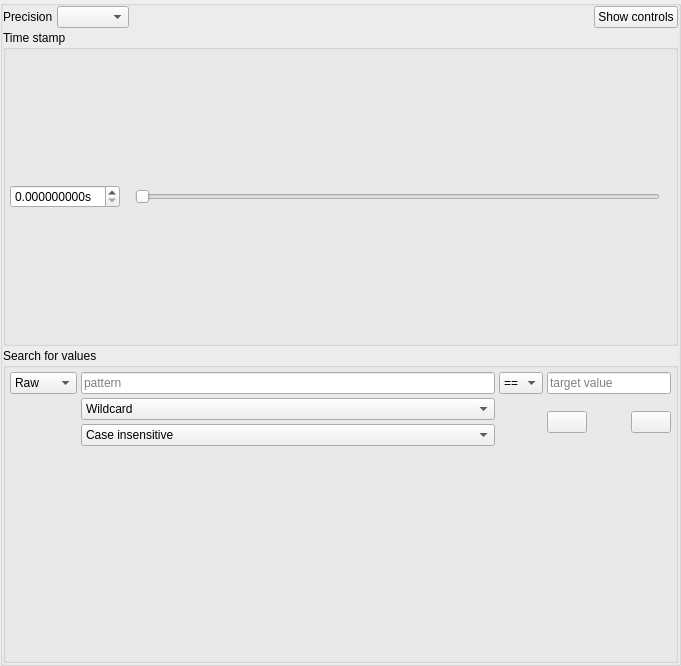
This is src/asammdf/gui/ui/numeric_offline.ui in danielhrisca/asammdf as Qt 5 draws it before an edit. The edited form follows.
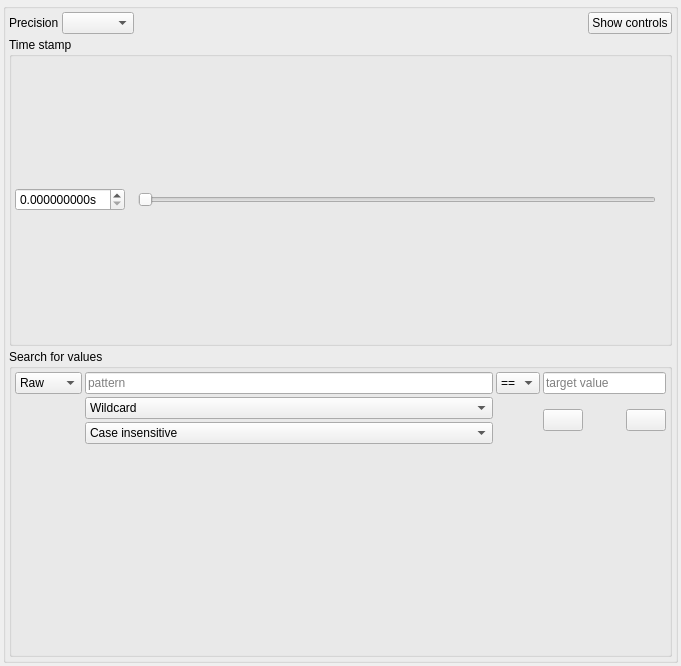
This is the edited form. Icons and pictures are not drawn.

The edit to the form file:
```diff
--- a/src/asammdf/gui/ui/numeric_offline.ui
+++ b/src/asammdf/gui/ui/numeric_offline.ui
@@ -15,19 +15,19 @@
   </property>
   <layout class="QVBoxLayout" name="main_layout">
    <property name="spacing">
-    <number>2</number>
+  <number>3</number>
    </property>
    <property name="leftMargin">
-    <number>0</number>
+  <number>3</number>
    </property>
    <property name="topMargin">
-    <number>0</number>
+  <number>3</number>
    </property>
    <property name="rightMargin">
-    <number>0</number>
+  <number>3</number>
    </property>
    <property name="bottomMargin">
-    <number>0</number>
+  <number>3</number>
    </property>
    <item>
     <widget class="QGroupBox" name="controls">
@@ -39,24 +39,24 @@
      </property>
      <layout class="QVBoxLayout" name="verticalLayout">
       <property name="spacing">
-       <number>2</number>
+  <number>3</number>
       </property>
       <property name="leftMargin">
-       <number>0</number>
+  <number>3</number>
       </property>
       <property name="topMargin">
-       <number>0</number>
+  <number>3</number>
       </property>
       <property name="rightMargin">
-       <number>0</number>
+  <number>3</number>
       </property>
       <property name="bottomMargin">
-       <number>0</number>
+  <number>3</number>
       </property>
       <item>
        <layout class="QGridLayout" name="gridLayout_2" columnstretch="0,0,1,0">
         <property name="spacing">
-         <number>4</number>
+  <number>3</number>
         </property>
         <item row="0" column="3">
          <widget class="QPushButton" name="toggle_controls_btn">
@@ -101,19 +101,19 @@
         </property>
         <layout class="QHBoxLayout" name="horizontalLayout_2">
          <property name="spacing">
-          <number>4</number>
+  <number>3</number>
          </property>
          <property name="leftMargin">
-          <number>4</number>
+  <number>3</number>
          </property>
          <property name="topMargin">
-          <number>4</number>
+  <number>3</number>
          </property>
          <property name="rightMargin">
-          <number>4</number>
+  <number>3</number>
          </property>
          <property name="bottomMargin">
-          <number>4</number>
+  <number>3</number>
          </property>
          <item>
           <layout class="QHBoxLayout" name="horizontalLayout" stretch="0,0,1,0">
@@ -178,19 +178,19 @@
         </property>
         <layout class="QGridLayout" name="gridLayout" columnstretch="0,1,0,0">
          <property name="leftMargin">
-          <number>4</number>
+  <number>3</number>
          </property>
          <property name="topMargin">
-          <number>4</number>
+  <number>3</number>
          </property>
          <property name="rightMargin">
-          <number>4</number>
+  <number>3</number>
          </property>
          <property name="bottomMargin">
-          <number>4</number>
+  <number>3</number>
          </property>
          <property name="spacing">
-          <number>4</number>
+  <number>3</number>
          </property>
          <item row="0" column="1">
           <widget class="QLineEdit" name="pattern_match">
```
Lines whose indentation alone changed are shown as unchanged.
